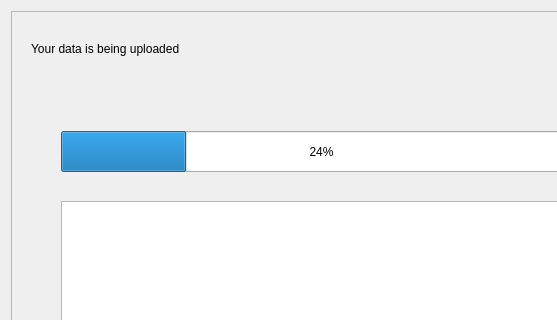
Qt form cadasta/gui/ui/wizard/step_project_creation03.ui (Cadasta/cadasta-qgis-plugin) before a commit; both pictures show x 0 to 557 and y 0 to 320 of the 656 by 475 pixel window.
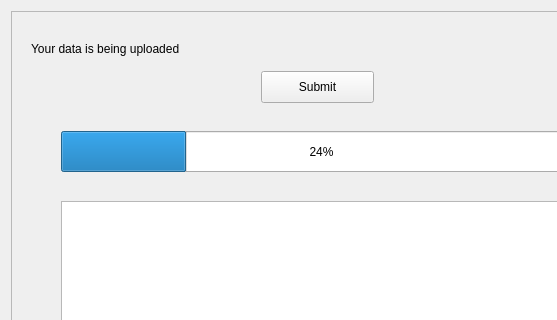
The same form after that commit.

Commit message: Progress bar to view progress percentage in step 3

Patch:
```diff
--- a/cadasta/gui/ui/wizard/step_project_creation03.ui
+++ b/cadasta/gui/ui/wizard/step_project_creation03.ui
@@ -67,6 +67,19 @@
        </rect>
       </property>
      </widget>
+     <widget class="QPushButton" name="submit_button">
+      <property name="geometry">
+       <rect>
+        <x>250</x>
+        <y>60</y>
+        <width>113</width>
+        <height>32</height>
+       </rect>
+      </property>
+      <property name="text">
+       <string>Submit</string>
+      </property>
+     </widget>
     </widget>
    </item>
   </layout>
```
Left out of the diff: 6 changed lines with no effect on the pictures. The commit also changes 5 other files.
